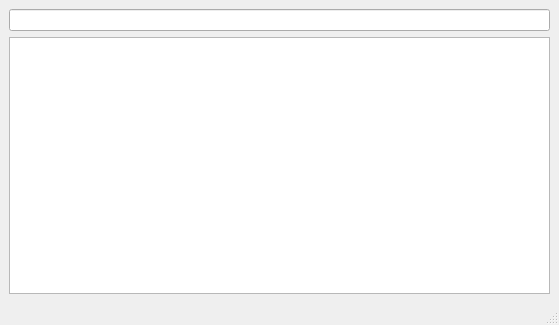
Before: the Qt Designer form mainwindow.ui in Schikasi/JetBrainsTestTask, drawn with Qt 5.
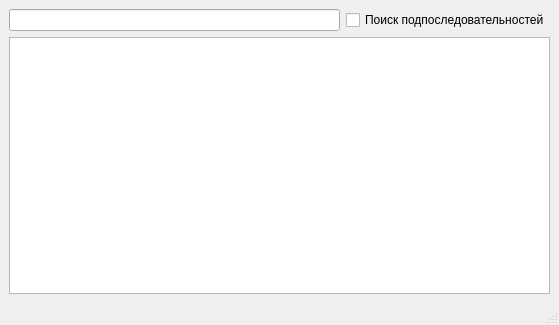
After: the same form once the commit is applied.

Commit message: Конечный вид формы

What changed in the file:
```diff
--- a/mainwindow.ui
+++ b/mainwindow.ui
@@ -24,7 +24,14 @@
     <item row="4" column="0">
      <widget class="QLineEdit" name="lineEdit"/>
     </item>
-    <item row="5" column="0">
+    <item row="4" column="1">
+     <widget class="QCheckBox" name="checkBox">
+      <property name="text">
+       <string>Поиск подпоследовательностей</string>
+      </property>
+     </widget>
+    </item>
+    <item row="5" column="0" colspan="2">
      <widget class="QPlainTextEdit" name="plainTextEdit">
       <property name="undoRedoEnabled">
        <bool>false</bool>
```
Left out of the diff: 2 changed lines with no effect on the pictures.
